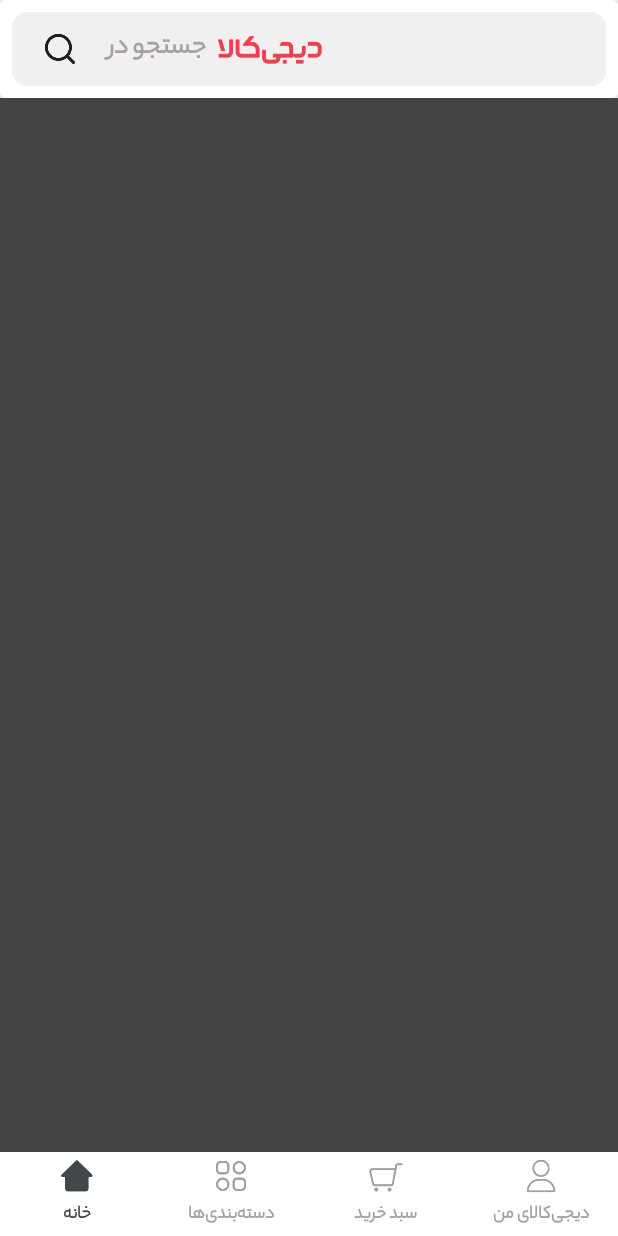
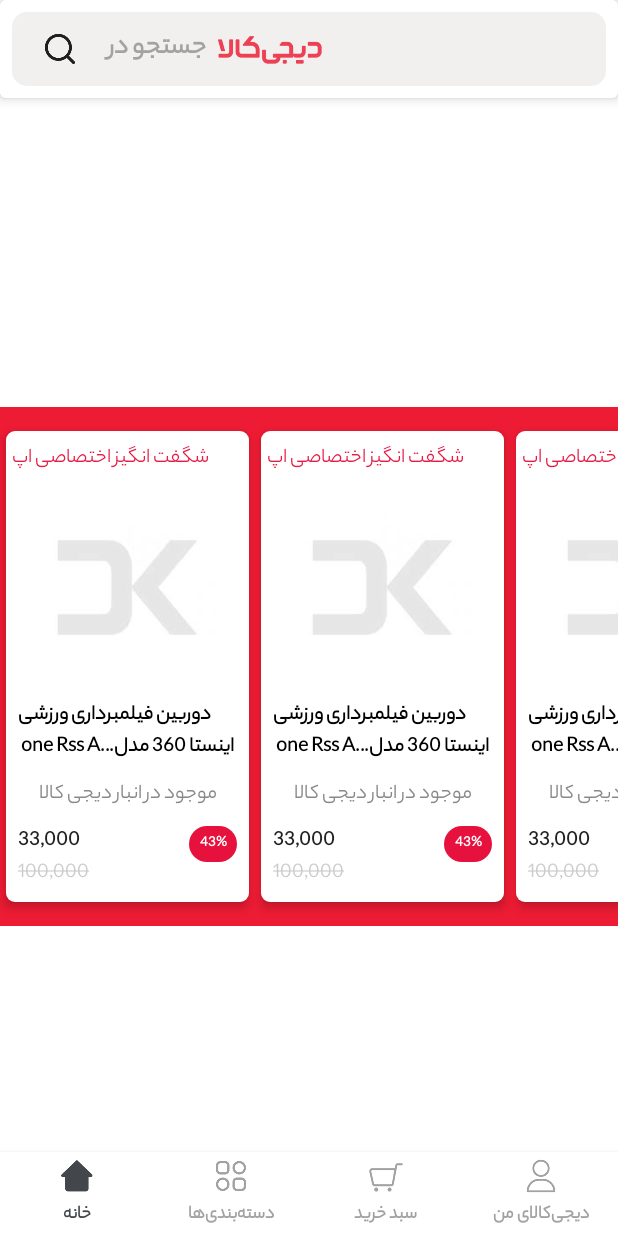
Before and after one commit to developerarmin/digikala, an Android app built with Jetpack Compose: the screen it shows after launch (MainActivity), on a phone screen of 412 x 824 dp. Run offline under Robolectric (Android 15) with nearby library versions, the phone set to English and light mode, and no system bars; our stand-ins replace Dagger/Hilt's generated code, accompanist.

Commit message:
added amazing items in the home screen

```diff
--- /dev/null
+++ b/app/src/main/java/ir/truelearn/androidmvvmsample/ui/component/AmazingItem.kt
@@ -0,0 +1,146 @@
+package ir.truelearn.androidmvvmsample.ui.component
+
+import androidx.compose.foundation.Image
+import androidx.compose.foundation.background
+import androidx.compose.foundation.layout.*
+import androidx.compose.foundation.shape.CircleShape
+import androidx.compose.foundation.shape.RoundedCornerShape
+import androidx.compose.material.Card
+import androidx.compose.material.MaterialTheme
+import androidx.compose.material.Text
+import androidx.compose.runtime.Composable
+import androidx.compose.ui.Alignment
+import androidx.compose.ui.Modifier
+import androidx.compose.ui.graphics.Color
+import androidx.compose.ui.res.colorResource
+import androidx.compose.ui.res.painterResource
+import androidx.compose.ui.text.font.FontWeight
+import androidx.compose.ui.text.style.TextDecoration
+import androidx.compose.ui.text.style.TextOverflow
+import androidx.compose.ui.unit.dp
+import androidx.compose.ui.unit.sp
+import ir.truelearn.androidmvvmsample.R
+
+@Composable
+fun AmazingItem() {
+    val categoryTitle = "شگفت انگیز اختصاصی اپ"
+    val productTitle =
+        "دوربین فیلمبرداری ورزشی اینستا 360 مدل one Rss And for you very good this is just for test"
+    val status = "موجود در انبار دیجی کالا"
+    val previousPrice = "100,000"
+    val discount = 43
+    val currentPrice = "33,000"
+
+    Card(
+        modifier = Modifier
+            .width(170.dp)
+            .padding(top = 16.dp, bottom = 16.dp, start = 4.dp, end = 4.dp),
+        shape = RoundedCornerShape(6.dp),
+        elevation = 4.dp
+    ) {
+        //root
+        Column(
+            modifier = Modifier
+                .fillMaxWidth()
+                .padding(top = 8.dp, bottom = 8.dp)
+        ) {
+
+            //title && image
+            Column(
+                modifier = Modifier
+                    .fillMaxWidth()
+                    .padding(start = 4.dp, end = 4.dp)
+            ) {
+                Text(
+                    text = categoryTitle,
+                    style = MaterialTheme.typography.body2,
+                    color = colorResource(id = R.color.red_amazing),
+                )
+                Spacer(modifier = Modifier.height(10.dp))
+                //image
+                Image(
+                    painterResource(id = R.drawable.place_holder),
+                    contentDescription = "product image",
+                    modifier = Modifier.fillMaxWidth().height(130.dp)
+                )
+            }
+            Spacer(modifier = Modifier.height(10.dp))
+            //info
+            Column(
+                modifier = Modifier
+                    .fillMaxWidth()
+                    .padding(start = 8.dp, end = 8.dp)
+            ) {
+                Text(
+                    modifier = Modifier
+                        .fillMaxWidth(),
+                    text = productTitle,
+                    style = MaterialTheme.typography.body2,
+                    fontWeight = FontWeight.SemiBold,
+                    color = Color.Black,
+                    maxLines = 2,
+                    overflow = TextOverflow.Ellipsis
+                )
+                Spacer(modifier = Modifier.height(10.dp))
+                //status
+                Row(
+                    modifier = Modifier
+                        .fillMaxWidth(),
+                    horizontalArrangement = Arrangement.Center,
+                    verticalAlignment = Alignment.CenterVertically
+                ) {
+                    Text(
+                        text = status,
+                        style = MaterialTheme.typography.body2,
+                        color = Color.Gray,
+                    )
+                }
+                Spacer(modifier = Modifier.height(10.dp))
+//price
+                Row(
+                    modifier = Modifier
+                        .fillMaxWidth(),
+                    horizontalArrangement = Arrangement.SpaceBetween,
+                    verticalAlignment = Alignment.Top
+                ) {
+                    Column() {
+                        Text(
+                            text = currentPrice,
+                            style = MaterialTheme.typography.body2,
+                            fontWeight = FontWeight.SemiBold,
+                        )
+                        Text(
+                            text = previousPrice,
+                            color = Color.LightGray,
+                            style = MaterialTheme.typography.body2,
+                            textDecoration = TextDecoration.LineThrough,
+                        )
+                    }
+
+                    Box(
+                        modifier = Modifier
+                            .width(32.dp)
+                            .height(24.dp)
+                            .background(
+                                color = colorResource(id = R.color.red_dark),
+                                shape = CircleShape
+                            )
+                            .wrapContentWidth(Alignment.CenterHorizontally)
+                            .wrapContentHeight(Alignment.CenterVertically),
+
+                        ) {
+                        Text(
+                            text = "${discount}%",
+                            color = Color.White,
+                            fontWeight = FontWeight.SemiBold
+                            ,
+                            fontSize = 10.sp
+                        )
+                    }
+                }
+            }
+
+
+        }
+    }
+}
--- a/app/src/main/java/ir/truelearn/androidmvvmsample/ui/screens/HomeScreen.kt
+++ b/app/src/main/java/ir/truelearn/androidmvvmsample/ui/screens/HomeScreen.kt
@@ -3,6 +3,7 @@
 import android.content.res.Configuration.UI_MODE_NIGHT_YES
 import androidx.compose.foundation.*
 import androidx.compose.foundation.layout.*
+import androidx.compose.foundation.lazy.LazyRow
 import androidx.compose.foundation.shape.CircleShape
 import androidx.compose.foundation.shape.RoundedCornerShape
 import androidx.compose.foundation.text.BasicTextField
@@ -15,6 +16,7 @@
 import androidx.compose.ui.graphics.Color
 import androidx.compose.ui.graphics.RectangleShape
 import androidx.compose.ui.modifier.modifierLocalConsumer
+import androidx.compose.ui.res.colorResource
 import androidx.compose.ui.res.painterResource
 import androidx.compose.ui.text.TextStyle
 import androidx.compose.ui.text.font.FontWeight
@@ -29,6 +31,7 @@
 import com.google.accompanist.swiperefresh.rememberSwipeRefreshState
 import ir.truelearn.androidmvvmsample.R
 import ir.truelearn.androidmvvmsample.navigation.Screen
+import ir.truelearn.androidmvvmsample.ui.component.AmazingItem
 import ir.truelearn.androidmvvmsample.ui.component.SearchBar
 import ir.truelearn.androidmvvmsample.ui.theme.searchBarBg
 import ir.truelearn.androidmvvmsample.ui.theme.unSelectedBottomBar
@@ -52,6 +55,7 @@
         ) {
 
             SearchBar()
+            Amazing()
             val swipeRefreshState = rememberSwipeRefreshState(isRefreshing = false)
             SwipeRefresh(state = swipeRefreshState, onRefresh = { /*TODO*/ }) {
                 Column(
@@ -73,17 +77,30 @@
                 .fillMaxSize(),
             contentAlignment = Alignment.Center
         ) {
-            Text(
-                text = "HomeScreen",
-                color = Color.White,
-                fontSize = 18.sp
-            )
+//            Text(
+//                text = "HomeScreen",
+//                color = Color.White,
+//                fontSize = 18.sp
+//            )
+//            Amazing()
 
         }
     }
 
 }
 
+@Composable
+private fun Amazing(){
+    Column(modifier=Modifier.fillMaxSize()) {
+        Spacer(modifier = Modifier.weight(1f))
+        LazyRow(modifier = Modifier.background(colorResource(id = R.color.red_custom))) {
+            items(20) {
+                AmazingItem()
+            }
+        }
+        Spacer(modifier = Modifier.weight(1f))
+    }
+}
 @Composable
 @Preview
 fun HomeScreenLightPreview() {
```
